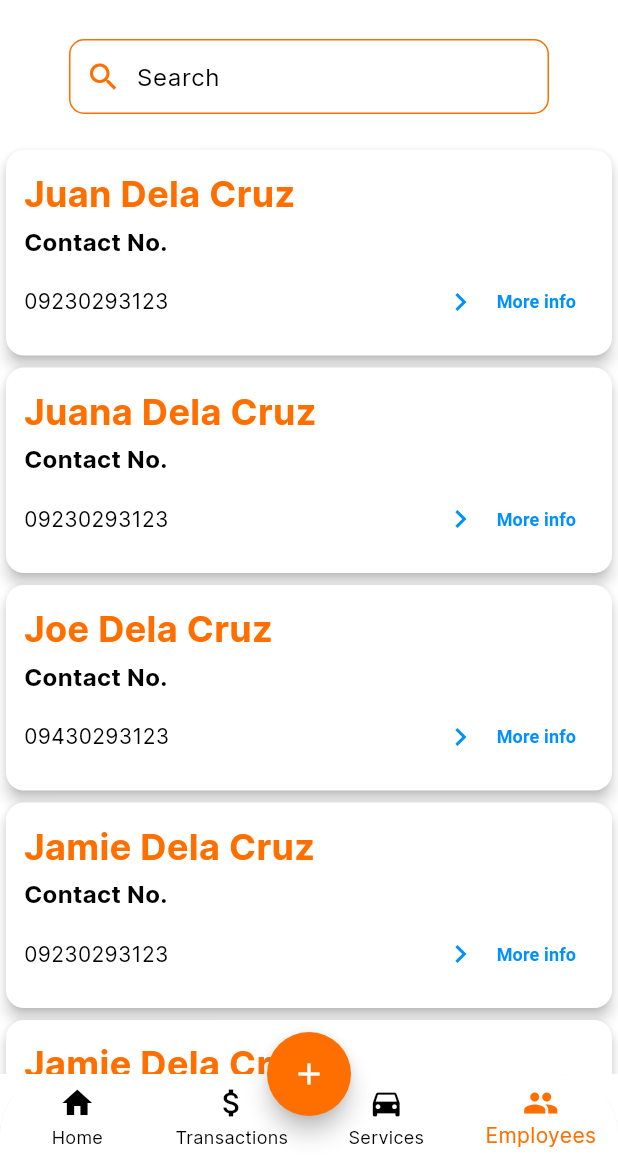
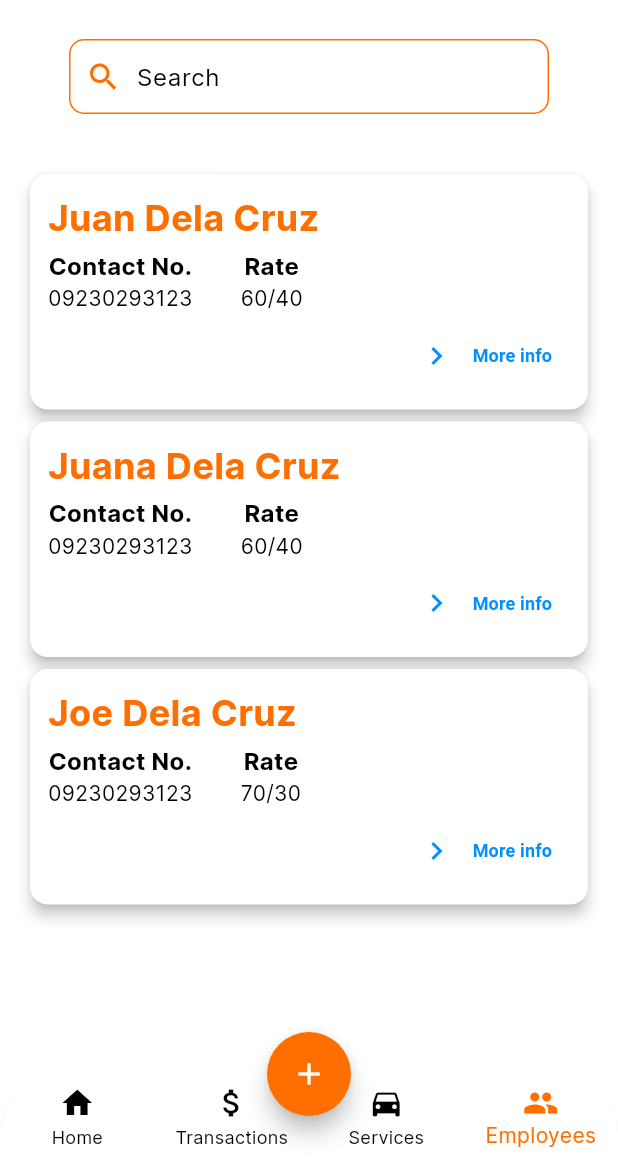
Before and after one commit to marcusandrev/springcrate, a Flutter app: the screen it shows after launch, item 4 of the bottom bar chosen, on a phone screen of 412 x 824 dp, the part 75-1236 px from its top. Run offline on Flutter 3.47's test engine with Material 3 defaults, Android fonts, the phone set to English and light mode, and no system bars; our stand-ins replace fl_chart, flutter_svg.

Commit message:
feat: initial employees crud
linked up employee details screen and added employee data modifications

```diff
--- a/lib/data/data.dart
+++ b/lib/data/data.dart
@@ -1,4 +1,5 @@
 import 'package:flutter/material.dart';
+import 'package:springcrate/screens/employees/class_def/employee.dart';
 import 'package:springcrate/screens/transactions/class_def/transaction.dart';
 
 List<Map<String, dynamic>> netSalesData = [
@@ -62,37 +63,43 @@ List<Transaction> transactionsData = [
       'medium', 'wash', '7:00', '10:00', 100.00, 'Not Started', null)
 ];
 
-List<Map<String, dynamic>> employeesData = [
-  {
-    'id': '2cb337b1-146b-4cf6-8802-db18006ad6c0',
-    'name': 'Juan Dela Cruz',
-    'contact_no': '09230293123',
-  },
-  {
-    'id': 'ce5c9b96-105d-46c4-a656-baaddee2d168',
-    'name': 'Juana Dela Cruz',
-    'contact_no': '09230293123',
-  },
-  {
-    'id': 'ba5ef578-fc72-4d8f-b9e6-09d48bc86948',
-    'name': 'Joe Dela Cruz',
-    'contact_no': '09430293123',
-  },
-  {
-    'id': '5eaa23b8-374c-4963-a1a3-e60f44a74f0d',
-    'name': 'Jamie Dela Cruz',
-    'contact_no': '09230293123',
-  },
-  {
-    'id': '0c7b4cbf-f1dd-4814-b8ff-8b1715134689',
-    'name': 'Jamie Dela Cruz',
-    'contact_no': '09230293123',
-  },
-  {
-    'id': '4cd59489-6595-4296-9aea-5414726e51ae',
-    'name': 'Jamie Dela Cruz',
-    'contact_no': '09230293123',
-  },
+List<Employee> employeesData = [
+  // {
+  //   'id': '2cb337b1-146b-4cf6-8802-db18006ad6c0',
+  //   'name': 'Juan Dela Cruz',
+  //   'contact_no': '09230293123',
+  // },
+  // {
+  //   'id': 'ce5c9b96-105d-46c4-a656-baaddee2d168',
+  //   'name': 'Juana Dela Cruz',
+  //   'contact_no': '09230293123',
+  // },
+  // {
+  //   'id': 'ba5ef578-fc72-4d8f-b9e6-09d48bc86948',
+  //   'name': 'Joe Dela Cruz',
+  //   'contact_no': '09430293123',
+  // },
+  // {
+  //   'id': '5eaa23b8-374c-4963-a1a3-e60f44a74f0d',
+  //   'name': 'Jamie Dela Cruz',
+  //   'contact_no': '09230293123',
+  // },
+  // {
+  //   'id': '0c7b4cbf-f1dd-4814-b8ff-8b1715134689',
+  //   'name': 'Jamie Dela Cruz',
+  //   'contact_no': '09230293123',
+  // },
+  // {
+  //   'id': '4cd59489-6595-4296-9aea-5414726e51ae',
+  //   'name': 'Jamie Dela Cruz',
+  //   'contact_no': '09230293123',
+  // },
+  const Employee('0b5aae66-178c-499c-83db-16e097fa7fe6', 'Juan Dela Cruz',
+      '60/40', '09230293123', 'Secret road'),
+  const Employee('0474c82c-1f7a-46a6-96f9-ce8e8d80f120', 'Juana Dela Cruz',
+      '60/40', '09230293123', 'Secret road'),
+  const Employee('ad005553-a2b8-46f1-9e2e-def8ab0a880e', 'Joe Dela Cruz',
+      '70/30', '09230293123', 'Secret road')
 ];
 
 List<Map<String, dynamic>> servicesData = [
--- /dev/null
+++ b/lib/screens/employees/class_def/employee.dart
@@ -0,0 +1,10 @@
+class Employee {
+  final String employeeID;
+  final String employeeName;
+  final String rate;
+  final String contactNo;
+  final String address;
+
+  const Employee(this.employeeID, this.employeeName, this.rate, this.contactNo,
+      this.address);
+}
--- /dev/null
+++ b/lib/screens/employees/views/employee_details_screen.dart
@@ -0,0 +1,15 @@
+import 'package:flutter/material.dart';
+import 'package:springcrate/screens/employees/class_def/employee.dart';
+
+class EmployeeDetailsScreen extends StatelessWidget {
+  const EmployeeDetailsScreen({super.key, required this.employee});
+
+  final Employee employee;
+
+  @override
+  Widget build(BuildContext context) {
+    return Scaffold(
+        appBar: AppBar(title: Text('Employees > ${employee.employeeName}')),
+        body: const SingleChildScrollView(child: Text('Hello world!')));
+  }
+}
--- a/lib/screens/employees/views/employees_screen.dart
+++ b/lib/screens/employees/views/employees_screen.dart
@@ -1,4 +1,6 @@
 import 'package:flutter/material.dart';
+import 'package:springcrate/screens/employees/class_def/employee.dart';
+import 'package:springcrate/screens/employees/views/employee_details_screen.dart';
 import 'package:springcrate/widgets/searchbar.dart';
 import 'package:springcrate/data/data.dart';
 
@@ -18,11 +20,16 @@ class EmployeesScreen extends StatelessWidget {
           ),
           const SizedBox(height: 20),
           SingleChildScrollView(
+            padding: const EdgeInsets.all(16),
             child: Column(
               children: [
                 for (var data in employeesData)
-                  _buildTransactionsCard(
-                      context, data['name'], data['contact_no']),
+                  GestureDetector(
+                    onTap: () {
+                      Navigator.push(context, _createRoute(context, data));
+                    },
+                    child: _buildTransactionsCard(context, data),
+                  )
               ],
             ),
           ),
@@ -31,11 +38,7 @@ class EmployeesScreen extends StatelessWidget {
     );
   }
 
-  Widget _buildTransactionsCard(
-    BuildContext context,
-    String name,
-    String contact_no,
-  ) {
+  Widget _buildTransactionsCard(BuildContext context, Employee employee) {
     Color primaryColor = Theme.of(context).primaryColor;
     Color secondaryColor = Theme.of(context).colorScheme.secondary;
     return Card(
@@ -48,22 +51,41 @@ class EmployeesScreen extends StatelessWidget {
           crossAxisAlignment: CrossAxisAlignment.start,
           children: [
             Text(
-              "$name",
+              employee.employeeName,
               style: TextStyle(
                   fontSize: 24,
                   fontWeight: FontWeight.bold,
                   color: primaryColor),
             ),
-            SizedBox(height: 4.0),
-            Text(
-              'Contact No.',
-              style: TextStyle(fontSize: 16, fontWeight: FontWeight.bold),
+            const SizedBox(height: 4.0),
+            Row(
+              children: [
+                Container(
+                  padding: const EdgeInsets.only(right: 32),
+                  child: Column(children: [
+                    const Text(
+                      'Contact No.',
+                      style:
+                          TextStyle(fontSize: 16, fontWeight: FontWeight.bold),
+                    ),
+                    Text(employee.contactNo)
+                  ]),
+                ),
+                const SizedBox(height: 16),
+                Column(children: [
+                  const Text(
+                    'Rate',
+                    style: TextStyle(fontSize: 16, fontWeight: FontWeight.bold),
+                  ),
+                  Text(employee.rate)
+                ])
+              ],
             ),
-            SizedBox(height: 4.0),
+            const SizedBox(height: 4.0),
             Row(
               mainAxisAlignment: MainAxisAlignment.spaceBetween,
               children: [
-                Text("$contact_no"),
+                const SizedBox(height: 4),
                 Row(
                   children: [
                     Icon(
@@ -90,4 +112,23 @@ class EmployeesScreen extends StatelessWidget {
       ),
     );
   }
+
+  Route _createRoute(BuildContext context, Employee employee) {
+    return PageRouteBuilder(
+        pageBuilder: (context, animation, secondaryAnimation) =>
+            EmployeeDetailsScreen(employee: employee),
+        transitionsBuilder: (context, animation, secondaryAnimation, child) {
+          const begin = Offset(1.0, 0.0);
+          const end = Offset.zero;
+          const curve = Curves.ease;
+
+          var tween =
+              Tween(begin: begin, end: end).chain(CurveTween(curve: curve));
+
+          return SlideTransition(
+            position: animation.drive(tween),
+            child: child,
+          );
+        });
+  }
 }
--- a/lib/screens/transactions/widgets/assign_form.dart
+++ b/lib/screens/transactions/widgets/assign_form.dart
@@ -1,5 +1,6 @@
 import 'package:flutter/material.dart';
 import 'package:springcrate/data/data.dart';
+import 'package:springcrate/screens/employees/class_def/employee.dart';
 
 class AssignForm extends StatefulWidget {
   const AssignForm({super.key, required this.context});
@@ -49,10 +50,10 @@ class AssignFormState extends State<AssignForm> {
                     decoration: const InputDecoration(
                         border: UnderlineInputBorder(),
                         labelText: 'Select an employee'),
-                    items: _employees.map((Map<String, dynamic> employee) {
+                    items: _employees.map((Employee employee) {
                       return DropdownMenuItem(
-                          value: employee['id'].toString(),
-                          child: Row(children: [Text(employee['name'])]));
+                          value: employee.employeeID,
+                          child: Row(children: [Text(employee.employeeName)]));
                     }).toList(),
                     onChanged: (value) {
                       _employeeID = value!;
```
